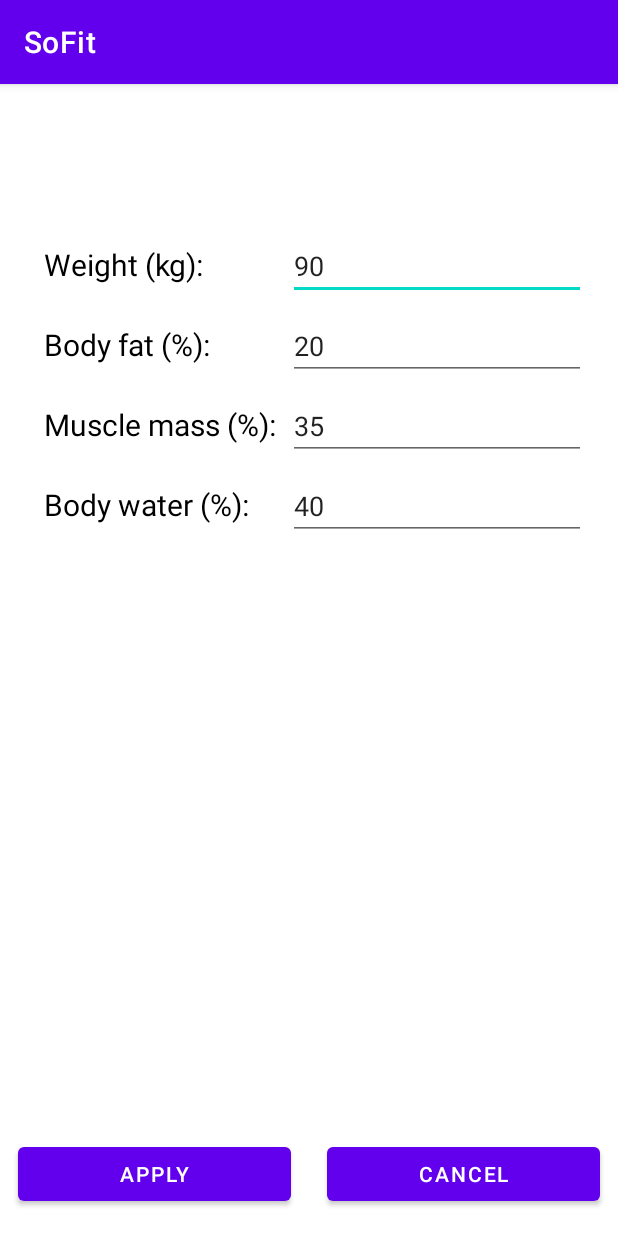
After one commit to diegogvz/SoFit, an Android app: the MyProgressActivity screen opened directly, with no data from a screen before it, on a phone screen of 412 x 824 dp. The commit adds this screen. Run offline under Robolectric (Android 15) with nearby library versions, the light colour scheme and no system bars; libraries missing offline, so code that uses them is left out: com.jjoe64.graphview.

Commit message:
Ventana de my progress y de add data for today

```diff
--- a/app/build.gradle
+++ b/app/build.gradle
@@ -36,4 +36,7 @@ dependencies {
     testImplementation 'junit:junit:4.13.2'
     androidTestImplementation 'androidx.test.ext:junit:1.1.3'
     androidTestImplementation 'androidx.test.espresso:espresso-core:3.4.0'
+    implementation 'com.jjoe64:graphview:4.2.2'
+    implementation "androidx.gridlayout:gridlayout:1.0.0"
+
 }
--- a/app/src/main/AndroidManifest.xml
+++ b/app/src/main/AndroidManifest.xml
@@ -25,6 +25,7 @@
                 android:name="android.app.lib_name"
                 android:value="" />
         </activity>
+        <activity android:name=".MyProgressActivity"></activity>
     </application>
 
 </manifest>
--- /dev/null
+++ b/app/src/main/java/com/example/sofit/MyProgressActivity.java
@@ -0,0 +1,21 @@
+package com.example.sofit;
+
+import androidx.appcompat.app.AppCompatActivity;
+
+import android.content.Intent;
+import android.os.Bundle;
+
+import com.jjoe64.graphview.GraphView;
+import com.jjoe64.graphview.series.DataPoint;
+import com.jjoe64.graphview.series.LineGraphSeries;
+
+public class MyProgressActivity extends AppCompatActivity {
+
+
+
+    @Override
+    protected void onCreate(Bundle savedInstanceState) {
+        super.onCreate(savedInstanceState);
+        setContentView(R.layout.add_data_for_today);
+    }
+}
--- /dev/null
+++ b/app/src/main/res/layout/add_data_for_today.xml
@@ -0,0 +1,137 @@
+<?xml version="1.0" encoding="utf-8"?>
+<androidx.constraintlayout.widget.ConstraintLayout xmlns:android="http://schemas.android.com/apk/res/android"
+    xmlns:app="http://schemas.android.com/apk/res-auto"
+    xmlns:tools="http://schemas.android.com/tools"
+    android:layout_width="fill_parent"
+    android:layout_height="match_parent">
+
+
+    <LinearLayout
+        android:id="@+id/LinearLayout02"
+        android:layout_width="match_parent"
+        android:layout_height="wrap_content"
+        android:layout_alignParentBottom="true"
+        app:layout_constraintBottom_toBottomOf="parent"
+        app:layout_constraintStart_toStartOf="parent"
+        app:layout_constraintTop_toTopOf="parent"
+        app:layout_constraintVertical_bias="0.976">
+
+
+        <Button
+            android:id="@+id/Button02"
+            android:layout_width="match_parent"
+            android:layout_height="wrap_content"
+            android:layout_marginHorizontal="12dp"
+            android:layout_weight="1"
+            android:text="Apply"></Button>
+
+        <Button
+            android:id="@+id/Button03"
+            android:layout_width="match_parent"
+            android:layout_height="wrap_content"
+            android:layout_marginHorizontal="12dp"
+            android:layout_weight="1"
+            android:text="Cancel"></Button>
+    </LinearLayout>
+
+    <androidx.gridlayout.widget.GridLayout
+        android:id="@+id/add_data_gridlayout"
+        android:layout_width="match_parent"
+        android:layout_height="312dp"
+        android:layout_margin="5dp"
+        android:padding="20dp"
+        app:layout_constraintBottom_toBottomOf="parent"
+        app:layout_constraintEnd_toEndOf="parent"
+        app:layout_constraintHorizontal_bias="0.0"
+        app:layout_constraintStart_toStartOf="parent"
+        app:layout_constraintTop_toTopOf="parent"
+        app:layout_constraintVertical_bias="0.155"
+        app:useDefaultMargins="true">
+
+        <TextView
+            android:id="@+id/TextView_add_data_fat"
+            android:layout_width="wrap_content"
+            android:layout_height="wrap_content"
+            android:text="@string/TextView_add_data_fat"
+            android:textColor="@color/black"
+            android:textSize="20sp"
+            app:layout_column="0"
+            app:layout_row="1" />
+
+        <TextView
+            android:id="@+id/TextView_add_data_weight"
+            android:layout_width="wrap_content"
+            android:layout_height="wrap_content"
+            android:text="@string/TextView_add_data_weight"
+            android:textColor="@color/black"
+            android:textSize="20sp"
+            app:layout_column="0"
+            app:layout_row="0" />
+
+        <TextView
+            android:id="@+id/TextView_add_data_muscle"
+            android:layout_width="wrap_content"
+            android:layout_height="wrap_content"
+            android:text="@string/TextView_add_data_muscle"
+            android:textColor="@color/black"
+            android:textSize="20sp"
+            app:layout_column="0"
+            app:layout_row="2" />
+
+        <EditText
+            android:id="@+id/EditText_add_data_weight"
+            android:layout_width="wrap_content"
+            android:layout_height="wrap_content"
+            android:ems="10"
+            android:inputType="numberDecimal"
+            android:text="@string/EditText_add_data_weight"
+            app:layout_column="1"
+            app:layout_row="0" />
+
+        <EditText
+            android:id="@+id/EditText_add_data_fat"
+            android:layout_width="wrap_content"
+            android:layout_height="wrap_content"
+            android:ems="10"
+            android:inputType="numberDecimal"
+            android:text="@string/EditText_add_data_fat"
+            app:layout_column="1"
+            app:layout_row="1" />
+
+        <EditText
+            android:id="@+id/EditText_add_data_muscle"
+            android:layout_width="wrap_content"
+            android:layout_height="wrap_content"
+            android:ems="10"
+            android:inputType="numberDecimal"
+            android:text="@string/EditText_add_data_muscle"
+            app:layout_column="1"
+            app:layout_row="2" />
+
+        <EditText
+            android:id="@+id/EditText_add_data_water"
+            android:layout_width="wrap_content"
+            android:layout_height="wrap_content"
+            android:ems="10"
+            android:inputType="numberDecimal"
+            android:text="@string/EditText_add_data_water"
+            app:layout_column="1"
+            app:layout_row="3" />
+
+        <TextView
+            android:id="@+id/TextView_add_data_water"
+            android:layout_width="wrap_content"
+            android:layout_height="wrap_content"
+            android:text="@string/TextView_add_data_water"
+            android:textColor="@color/black"
+            android:textSize="20sp"
+            app:layout_column="0"
+            app:layout_row="3"
+            tools:layout_editor_absoluteX="67dp"
+            tools:layout_editor_absoluteY="550dp" />
+
+
+    </androidx.gridlayout.widget.GridLayout>
+
+
+</androidx.constraintlayout.widget.ConstraintLayout>
--- a/app/src/main/res/values/strings.xml
+++ b/app/src/main/res/values/strings.xml
@@ -1,3 +1,38 @@
 <resources>
     <string name="app_name">SoFit</string>
+
+
+    <!-- _________________ MY PROGRESS _________________ -->
+
+    <string name="my_progress_title">My Progress</string>
+
+    <string name="my_progress_tab_weight">My Weight (kg)</string>
+    <string name="my_progress_tab_body_fat">My Body Fat (%)</string>
+    <string name="my_progress_tab_body_muscle_mass">My Muscle Mass (%)</string>
+    <string name="my_progress_tab_body_body_water">My Body Water (%)</string>
+
+    <string name="my_progress_add_data">Add data for today</string>
+
+    <!-- _______________________________________________ -->
+
+
+
+    <!-- _________________ ADD DATA _________________ -->
+
+    <string name="add_data_title">My Progress</string>
+
+    <string name="TextView_add_data_weight">Weight (kg):</string>
+    <string name="TextView_add_data_muscle">Muscle mass (%):</string>
+    <string name="TextView_add_data_fat">Body fat (%):</string>
+    <string name="TextView_add_data_water">Body water (%):</string>
+
+    <string name="EditText_add_data_weight">90</string>
+    <string name="EditText_add_data_muscle">35</string>
+    <string name="EditText_add_data_fat">20</string>
+    <string name="EditText_add_data_water">40</string>
+
+    <string name="Button_add_data_confirm">Confirm</string>
+    <string name="Button_add_data_cancel">Cancel</string>
+
+    <!-- _______________________________________________ -->
 </resources>
--- a/gradle.properties
+++ b/gradle.properties
@@ -19,3 +19,4 @@ android.useAndroidX=true
 # resources declared in the library itself and none from the library's dependencies,
 # thereby reducing the size of the R class for that library
 android.nonTransitiveRClass=true
+android.enableJetifier=true
```
Also changed, not shown: app/src/main/java/com/example/sofit/MainActivity.java (+51 -1 lines), app/src/main/res/layout/my_progress.xml (added, +72 -0 lines).
